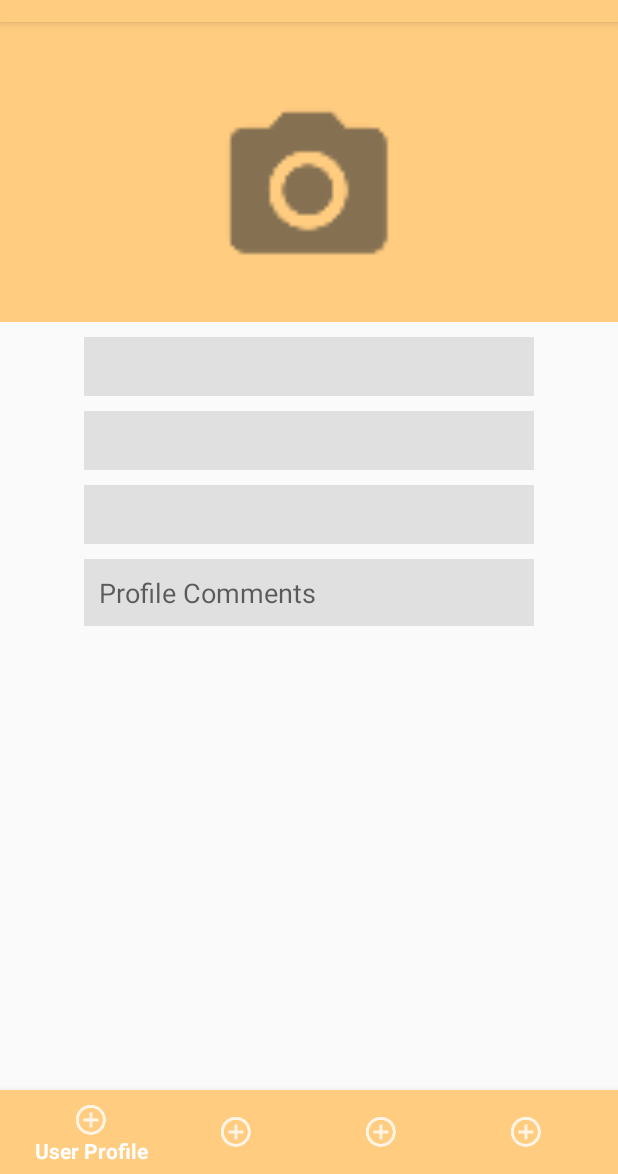
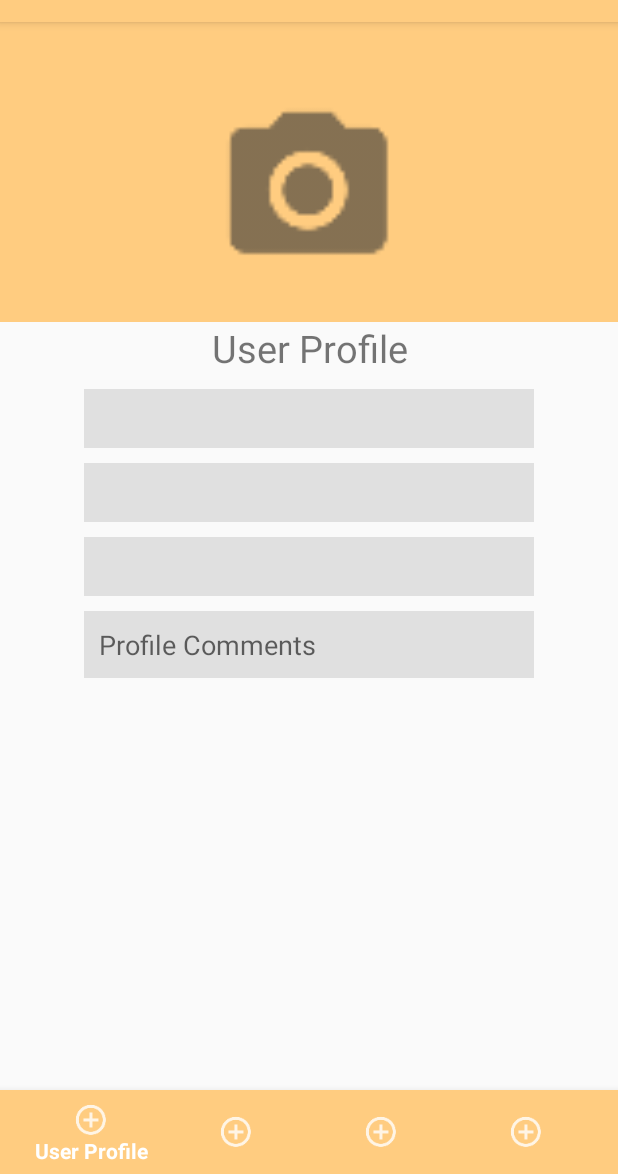
Before and after one commit to CMPUT301W18T24/CMPUT301W18T24, an Android app: the screen it shows after launch once a user with an empty profile is signed in (ViewProfileActivity), on a phone screen of 412 x 824 dp, the part 62-1236 px from its top. Run offline under Robolectric (Android 15) with nearby library versions, the phone set to English and light mode, and no system bars; our stand-ins replace Firebase (no records; nobody signed in at launch, a user with empty details on screens opened directly).

Commit message:
xml for profile

```diff
--- a/app/src/main/res/layout/user_profile_frag.xml
+++ b/app/src/main/res/layout/user_profile_frag.xml
@@ -4,6 +4,14 @@
         android:layout_width="match_parent"
         android:layout_height="match_parent"
         android:orientation="vertical">
+
+        <TextView
+            android:layout_width="match_parent"
+            android:layout_height="wrap_content"
+            android:text="User Profile"
+            android:gravity="center"
+            android:typeface="normal"
+            android:textSize="25sp"/>
 
         <TextView
             android:id="@+id/editTextUserName"
```
Also changed, not shown: app/src/main/res/layout/assigned_frag.xml (+9 -6 lines), app/src/main/res/layout/bids_frag.xml (+9 -6 lines), app/src/main/res/layout/request_frag.xml (+9 -6 lines).
